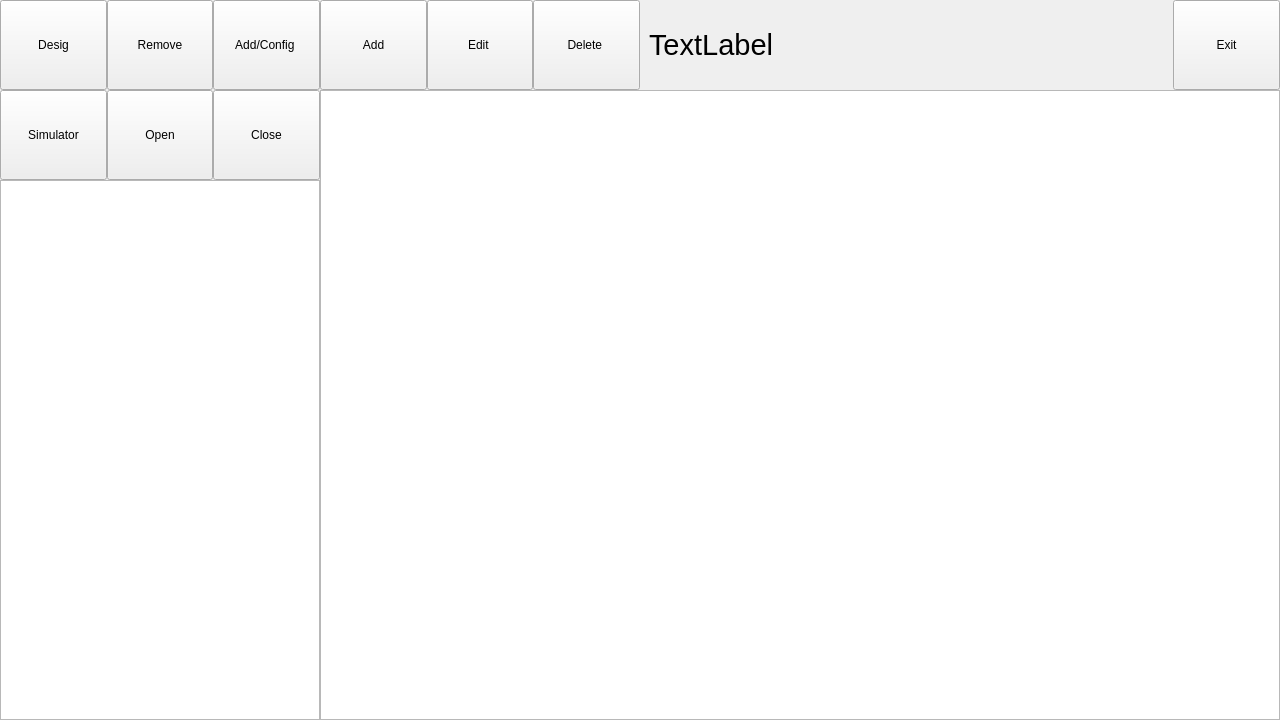
Shenxian9/ConfigStudio, file ui/mainwindow.ui: the form before one commit.
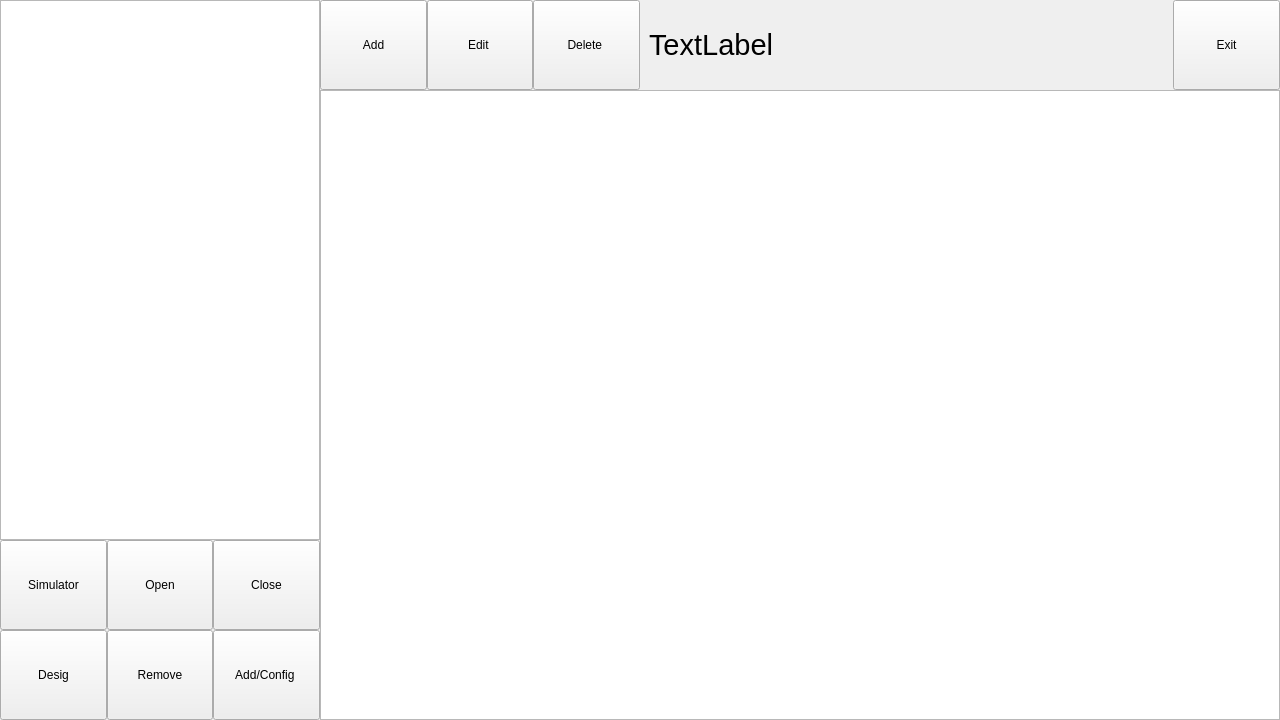
The form after the commit. The open tabs and pages were chosen to show the change. Custom widgets are drawn as their Qt base class.

The edit to the form file:
```diff
--- a/ui/mainwindow.ui
+++ b/ui/mainwindow.ui
@@ -462,7 +462,7 @@
          </property>
          <item>
           <widget class="QWidget" name="widget_4" native="true">
-           <layout class="QVBoxLayout" name="verticalLayout_3" stretch="1,3">
+           <layout class="QVBoxLayout" name="verticalLayout_3" stretch="3,1">
             <property name="spacing">
              <number>0</number>
             </property>
@@ -478,6 +478,9 @@
             <property name="bottomMargin">
              <number>0</number>
             </property>
+            <item>
+             <widget class="QTreeView" name="treeView"/>
+            </item>
             <item>
              <widget class="QWidget" name="widget_5" native="true">
               <layout class="QGridLayout" name="gridLayout_3">
@@ -496,20 +499,7 @@
                <property name="spacing">
                 <number>0</number>
                </property>
-               <item row="0" column="4">
-                <widget class="QPushButton" name="pushButton_2">
-                 <property name="sizePolicy">
-                  <sizepolicy hsizetype="Expanding" vsizetype="Expanding">
-                   <horstretch>0</horstretch>
-                   <verstretch>0</verstretch>
-                  </sizepolicy>
-                 </property>
-                 <property name="text">
-                  <string>Add/Config </string>
-                 </property>
-                </widget>
-               </item>
-               <item row="0" column="0">
+               <item row="1" column="1">
                 <widget class="QPushButton" name="pushOfDesign">
                  <property name="sizePolicy">
                   <sizepolicy hsizetype="Expanding" vsizetype="Expanding">
@@ -522,7 +512,33 @@
                  </property>
                 </widget>
                </item>
+               <item row="0" column="1">
+                <widget class="QPushButton" name="dataSourceModeCombo">
+                 <property name="sizePolicy">
+                  <sizepolicy hsizetype="Expanding" vsizetype="Expanding">
+                   <horstretch>0</horstretch>
+                   <verstretch>0</verstretch>
+                  </sizepolicy>
+                 </property>
+                 <property name="text">
+                  <string>Simulator</string>
+                 </property>
+                </widget>
+               </item>
                <item row="0" column="2">
+                <widget class="QPushButton" name="pushButton_8">
+                 <property name="sizePolicy">
+                  <sizepolicy hsizetype="Expanding" vsizetype="Expanding">
+                   <horstretch>0</horstretch>
+                   <verstretch>0</verstretch>
+                  </sizepolicy>
+                 </property>
+                 <property name="text">
+                  <string>Open</string>
+                 </property>
+                </widget>
+               </item>
+               <item row="1" column="2">
                 <widget class="QPushButton" name="pushButton_7">
                  <property name="sizePolicy">
                   <sizepolicy hsizetype="Expanding" vsizetype="Expanding">
@@ -535,20 +551,7 @@
                  </property>
                 </widget>
                </item>
-               <item row="1" column="0">
-                <widget class="QPushButton" name="dataSourceModeCombo">
-                 <property name="sizePolicy">
-                  <sizepolicy hsizetype="Expanding" vsizetype="Expanding">
-                   <horstretch>0</horstretch>
-                   <verstretch>0</verstretch>
-                  </sizepolicy>
-                 </property>
-                 <property name="text">
-                  <string>Simulator</string>
-                 </property>
-                </widget>
-               </item>
-               <item row="1" column="4">
+               <item row="0" column="4">
                 <widget class="QPushButton" name="pushButton_9">
                  <property name="sizePolicy">
                   <sizepolicy hsizetype="Expanding" vsizetype="Expanding">
@@ -561,8 +564,8 @@
                  </property>
                 </widget>
                </item>
-               <item row="1" column="2">
-                <widget class="QPushButton" name="pushButton_8">
+               <item row="1" column="4">
+                <widget class="QPushButton" name="pushButton_2">
                  <property name="sizePolicy">
                   <sizepolicy hsizetype="Expanding" vsizetype="Expanding">
                    <horstretch>0</horstretch>
@@ -570,16 +573,13 @@
                   </sizepolicy>
                  </property>
                  <property name="text">
-                  <string>Open</string>
+                  <string>Add/Config </string>
                  </property>
                 </widget>
                </item>
               </layout>
              </widget>
             </item>
-            <item>
-             <widget class="QTreeView" name="treeView"/>
-            </item>
            </layout>
           </widget>
          </item>
```
